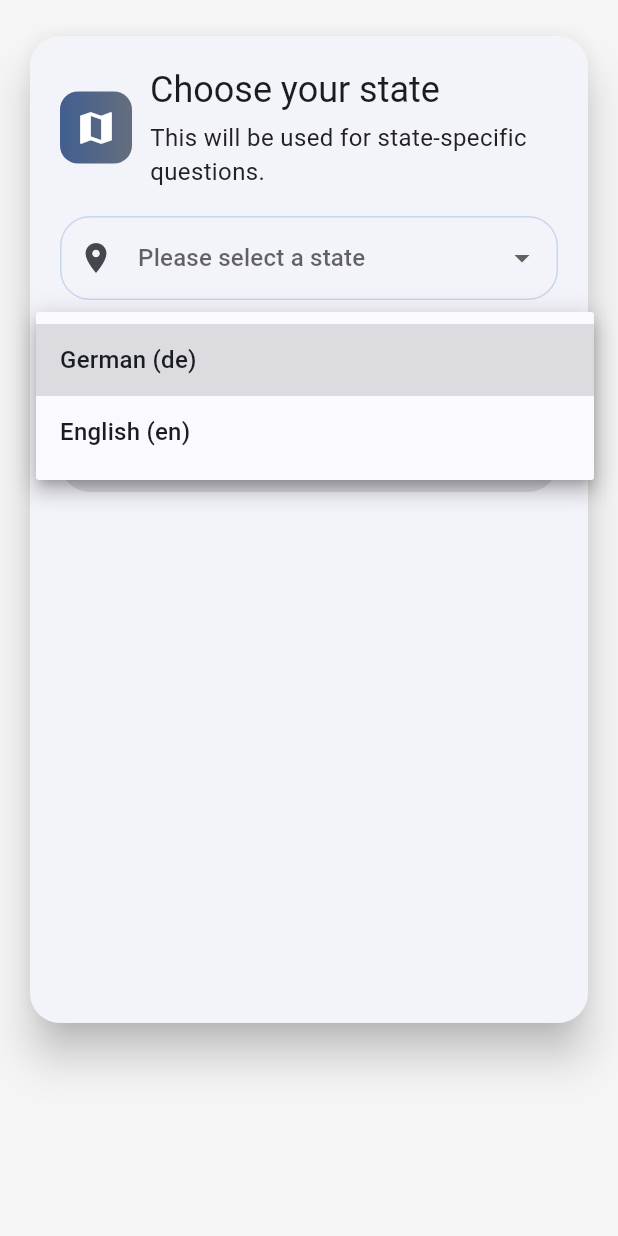
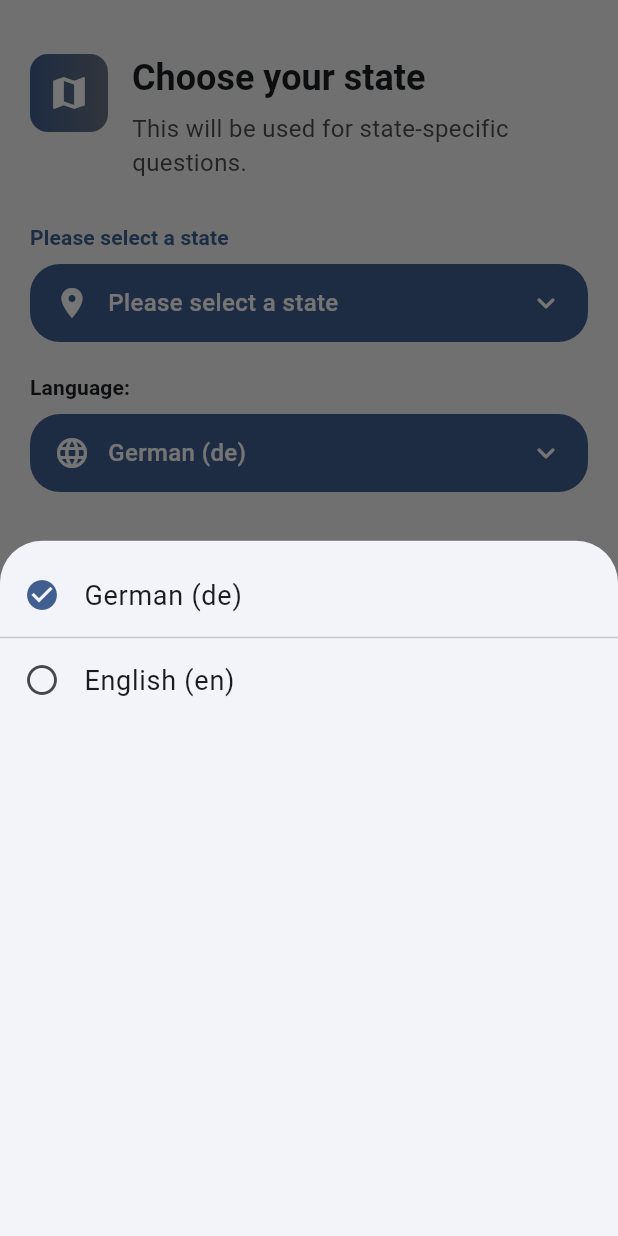
Before and after one commit to GerritSchoo/citizenship_app, a Flutter app: the screen it shows after launch, after a tap on an icon or button, on a phone screen of 412 x 824 dp. Run offline on Flutter 3.47's test engine with Material 3 defaults, Android fonts, the phone set to English and light mode, and no system bars; our stand-ins replace flutter_localized_locales, shared_preferences, sqflite, sqflite_common_ffi, sqflite_common_ffi_web; accounts and stored records are empty.

Commit message:
Redo steup screen

```diff
--- a/lib/src/screens/initial_setup_screen.dart
+++ b/lib/src/screens/initial_setup_screen.dart
@@ -4,6 +4,7 @@ import '../core/prefs.dart';
 import '../data/states.dart';
 import 'home_screen.dart';
 import '../../l10n/app_localizations.dart';
+import '../../app.dart';
 import 'package:flutter_localized_locales/flutter_localized_locales.dart';
 
 class InitialSetupScreen extends StatefulWidget {
@@ -42,6 +43,14 @@ class _InitialSetupScreenState extends State<InitialSetupScreen> with SingleTick
     await AppPrefs.saveSelectedState(_selectedCode!);
     await AppPrefs.saveLocale(_locale);
     if (!mounted) return;
+
+    // Also update the running app's locale so the language switches immediately
+    final appState = App.of(context);
+    if (appState != null) {
+      await appState.setLocale(Locale(_locale));
+    }
+
+    if (!mounted) return;
     Navigator.of(context).pushReplacement(MaterialPageRoute(builder: (_) => const HomeScreen()));
   }
 
@@ -54,108 +63,114 @@ class _InitialSetupScreenState extends State<InitialSetupScreen> with SingleTick
         child: LayoutBuilder(
           builder: (context, constraints) {
             return SingleChildScrollView(
-              padding: const EdgeInsets.symmetric(vertical: 24),
+              padding: const EdgeInsets.symmetric(horizontal: 20, vertical: 24),
               child: Center(
-                child: ScaleTransition(
+                child: ConstrainedBox(
+                  constraints: const BoxConstraints(maxWidth: 640),
+                  child: Column(
+                    crossAxisAlignment: CrossAxisAlignment.start,
+                    children: [
+                      const SizedBox(height: 12),
+                      ScaleTransition(
                         scale: _scale,
-                  child: Card(
-                    elevation: 12,
-                    margin: const EdgeInsets.symmetric(horizontal: 20),
-                    shape: RoundedRectangleBorder(borderRadius: BorderRadius.circular(AppTheme.radiusMedium)),
-                    child: Padding(
-                      padding: const EdgeInsets.all(20),
-                      child: ConstrainedBox(
-                        constraints: BoxConstraints(maxWidth: 640, minHeight: constraints.maxHeight * 0.75),
-                        child: Column(
-                          mainAxisSize: MainAxisSize.min,
+                        child: Row(
+                          crossAxisAlignment: CrossAxisAlignment.start,
                           children: [
-                            Row(children: [
                             Container(
                               decoration: BoxDecoration(
-                                  gradient: LinearGradient(colors: [theme.colorScheme.primary, theme.colorScheme.secondary.withAlpha(230)]),
+                                gradient: LinearGradient(
+                                  colors: [
+                                    theme.colorScheme.primary,
+                                    theme.colorScheme.secondary.withAlpha(220),
+                                  ],
+                                ),
                                 borderRadius: BorderRadius.circular(AppTheme.radiusSmall),
                               ),
-                                padding: const EdgeInsets.all(10),
+                              padding: const EdgeInsets.all(12),
                               child: const Icon(Icons.map, color: Colors.white, size: 28),
                             ),
-                              const SizedBox(width: 12),
+                            const SizedBox(width: 16),
                             Expanded(
-                                child: Column(crossAxisAlignment: CrossAxisAlignment.start, children: [
+                              child: Column(
+                                crossAxisAlignment: CrossAxisAlignment.start,
+                                children: [
                                   Text(
                                     l10n.setup_choose_state_title,
-                                    style: theme.textTheme.headlineSmall,
-                                    maxLines: 2,
-                                    overflow: TextOverflow.ellipsis,
-                                    softWrap: true,
+                                    style: theme.textTheme.headlineSmall?.copyWith(fontWeight: FontWeight.w700),
                                   ),
-                                  const SizedBox(height: 4),
+                                  const SizedBox(height: 6),
                                   Text(
                                     l10n.setup_choose_state_subtitle,
-                                    style: theme.textTheme.bodyMedium,
-                                    maxLines: 3,
-                                    overflow: TextOverflow.ellipsis,
-                                    softWrap: true,
+                                    style: theme.textTheme.bodyMedium?.copyWith(
+                                      color: theme.textTheme.bodyMedium?.color?.withValues(alpha: 0.8),
                                     ),
-                                ]),
-                              )
-                            ]),
-                            const SizedBox(height: 18),
-                            DropdownButtonFormField<String>(
-                              isExpanded: true,
-                              initialValue: _selectedCode,
-                              hint: Text(l10n.setup_state_hint),
+                                  ),
+                                ],
+                              ),
+                            ),
+                          ],
+                        ),
+                      ),
+                      const SizedBox(height: 28),
+                      Text(
+                        l10n.setup_state_hint,
+                        style: theme.textTheme.titleSmall?.copyWith(
+                          fontWeight: FontWeight.w600,
+                          color: theme.colorScheme.primary,
+                        ),
+                      ),
+                      const SizedBox(height: 8),
+                      _SetupSelector(
+                        icon: Icons.location_on,
+                        value: _selectedCode,
+                        labelBuilder: (context) => l10n.setup_state_hint,
                         items: states
-                                  .map((m) => DropdownMenuItem(
-                                        value: m['code'],
-                                        child: Text('${m['label']} (${m['code']})'),
+                            .map((m) => _SelectorItem(
+                                  value: m['code'] as String,
+                                  label: '${m['label']} (${m['code']})',
                                 ))
                             .toList(),
                         onChanged: (v) => setState(() => _selectedCode = v),
-                              decoration: InputDecoration(
-                                border: OutlineInputBorder(borderRadius: BorderRadius.circular(AppTheme.radiusMedium)),
-                                prefixIcon: const Icon(Icons.location_on),
+                        filledStyle: true,
+                      ),
+                      const SizedBox(height: 20),
+                      Text(
+                        l10n.setup_language_label,
+                        style: theme.textTheme.titleSmall?.copyWith(
+                          fontWeight: FontWeight.w600,
                         ),
                       ),
-                            const SizedBox(height: 12),
-                            Row(children: [
-                              Expanded(
-                                child: DropdownButtonFormField<String>(
-                                  isExpanded: true,
-                                  initialValue: _locale,
-                                  hint: Text(l10n.setup_language_label),
+                      const SizedBox(height: 8),
+                      _SetupSelector(
+                        icon: Icons.language,
+                        value: _locale,
+                        labelBuilder: (context) => l10n.setup_language_label,
                         items: AppLocalizations.supportedLocales
                             .map((loc) {
                               final code = loc.languageCode;
                               final name = LocaleNames.of(context)?.nameOf(code) ?? code;
-                                        return DropdownMenuItem(
-                                          value: code,
-                                          child: Text('$name ($code)'),
-                                        );
+                              return _SelectorItem(value: code, label: '$name ($code)');
                             })
                             .toList(),
                         onChanged: (v) => setState(() => _locale = v ?? 'de'),
-                                  decoration: InputDecoration(
-                                    border: OutlineInputBorder(borderRadius: BorderRadius.circular(AppTheme.radiusMedium)),
-                                    prefixIcon: const Icon(Icons.language),
+                        filledStyle: true,
+                      ),
+                      const SizedBox(height: 32),
+                      SizedBox(
+                        width: double.infinity,
+                        child: FilledButton(
+                          onPressed: (_selectedCode == null || _saving) ? null : _confirm,
+                          child: _saving
+                              ? const SizedBox(
+                                  width: 18,
+                                  height: 18,
+                                  child: CircularProgressIndicator(strokeWidth: 2, color: Colors.white),
+                                )
+                              : Text(l10n.setup_save_continue),
                         ),
                       ),
-                              )
-                            ]),
-                            const SizedBox(height: 16),
-                            Row(children: [
-                              Expanded(
-                                child: ElevatedButton(
-                                  onPressed: (_selectedCode == null || _saving) ? null : _confirm,
-                                  child: _saving
-                                      ? const SizedBox(width: 18, height: 18, child: CircularProgressIndicator(strokeWidth: 2, color: Colors.white))
-                                      : Text(l10n.setup_save_continue),
-                                ),
-                              )
-                            ]),
+                      const SizedBox(height: 12),
                     ],
-                        ),
-                      ),
-                    ),
                   ),
                 ),
               ),
@@ -166,3 +181,98 @@ class _InitialSetupScreenState extends State<InitialSetupScreen> with SingleTick
     );
   }
 }
+
+class _SelectorItem {
+  final String value;
+  final String label;
+  const _SelectorItem({required this.value, required this.label});
+}
+
+class _SetupSelector extends StatelessWidget {
+  final IconData icon;
+  final String? value;
+  final List<_SelectorItem> items;
+  final ValueChanged<String?> onChanged;
+  final String Function(BuildContext) labelBuilder;
+  final bool filledStyle;
+
+  const _SetupSelector({
+    required this.icon,
+    required this.value,
+    required this.items,
+    required this.onChanged,
+    required this.labelBuilder,
+    this.filledStyle = false,
+  });
+
+  @override
+  Widget build(BuildContext context) {
+    final theme = Theme.of(context);
+    final label = value == null
+        ? labelBuilder(context)
+        : items.firstWhere((e) => e.value == value, orElse: () => items.first).label;
+
+    return InkWell(
+      borderRadius: BorderRadius.circular(AppTheme.radiusMedium),
+      onTap: () async {
+        final selected = await showModalBottomSheet<String>(
+          context: context,
+          shape: const RoundedRectangleBorder(
+            borderRadius: BorderRadius.vertical(top: Radius.circular(AppTheme.radiusLarge)),
+          ),
+          builder: (ctx) {
+            return SafeArea(
+              child: ListView.separated(
+                padding: const EdgeInsets.symmetric(vertical: 8),
+                itemCount: items.length,
+                separatorBuilder: (_, __) => const Divider(height: 1),
+                itemBuilder: (ctx, index) {
+                  final item = items[index];
+                  final isSelected = item.value == value;
+                  return ListTile(
+                    leading: isSelected
+                        ? Icon(Icons.check_circle, color: theme.colorScheme.primary)
+                        : const Icon(Icons.circle_outlined),
+                    title: Text(item.label),
+                    onTap: () => Navigator.of(ctx).pop(item.value),
+                  );
+                },
+              ),
+            );
+          },
+        );
+        if (selected != null) onChanged(selected);
+      },
+      child: Container(
+        padding: const EdgeInsets.symmetric(horizontal: 16, vertical: 14),
+        decoration: BoxDecoration(
+          borderRadius: BorderRadius.circular(AppTheme.radiusMedium),
+          color: filledStyle ? theme.colorScheme.primary : theme.colorScheme.surface,
+        ),
+        child: Row(
+          children: [
+            Icon(
+              icon,
+              color: filledStyle ? theme.colorScheme.onPrimary : theme.colorScheme.primary,
+            ),
+            const SizedBox(width: 12),
+            Expanded(
+              child: Text(
+                label,
+                style: (filledStyle
+                        ? theme.textTheme.bodyMedium?.copyWith(color: theme.colorScheme.onPrimary)
+                        : theme.textTheme.bodyMedium)
+                    ?.copyWith(fontWeight: FontWeight.w500),
+              ),
+            ),
+            const SizedBox(width: 8),
+            Icon(
+              Icons.keyboard_arrow_down_rounded,
+              color: filledStyle ? theme.colorScheme.onPrimary : theme.iconTheme.color,
+            ),
+          ],
+        ),
+      ),
+    );
+  }
+}
```
Lines whose indentation alone changed are shown as unchanged.
